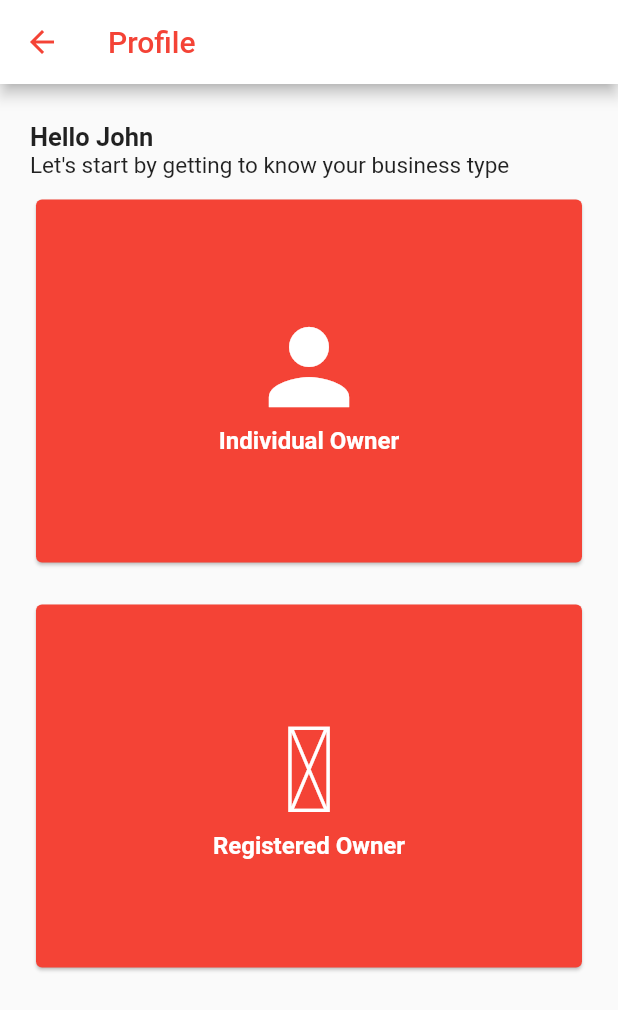
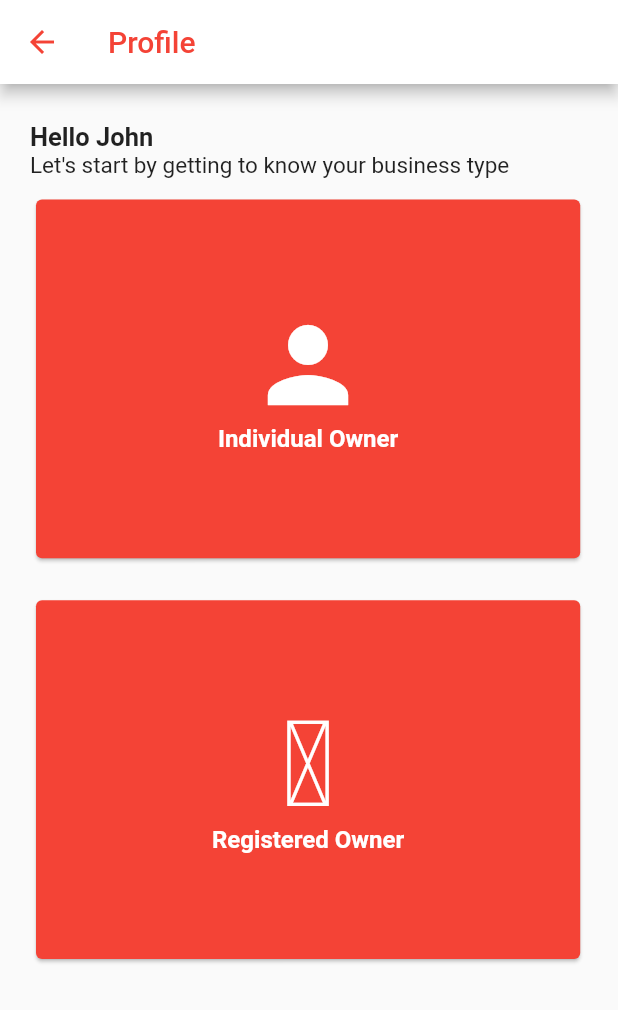
Before and after one commit to wampet/CHAPCHAP-KYC-frontend, a Flutter app: the screen it shows after launch, on a phone screen of 412 x 824 dp. Shown: the top 1010 px of the screen. Run offline on Flutter 3.47's test engine with Material 2 defaults, Android fonts, the phone set to English and light mode, and no system bars; our stand-ins replace dotted_border, material_design_icons_flutter, sizer.

Commit message:
add sizer widget

```diff
--- a/lib/pages/select_user.dart
+++ b/lib/pages/select_user.dart
@@ -1,6 +1,7 @@
 import 'dart:ui';
 import 'package:chapchap_kyc_frontend/kyc_icons_icons.dart';
 import 'package:flutter/material.dart';
+import 'package:sizer/sizer.dart';
 
 class SelectUser extends StatelessWidget {
   const SelectUser({Key? key}) : super(key: key);
@@ -8,6 +9,7 @@ class SelectUser extends StatelessWidget {
   final String text = 'Hello, Let\'s start by getting to know your business ';
   @override
   Widget build(BuildContext context) {
+    return Sizer(builder: (context, orientation, deviceType) {
       return Scaffold(
           appBar: AppBar(
             title: const Text(
@@ -22,6 +24,8 @@ class SelectUser extends StatelessWidget {
             backgroundColor: Colors.white,
           ),
           body: Container(
+              width: 90.w,
+              height: 80.h,
               margin :const EdgeInsets.fromLTRB(20.0, 25.0, 20.0, 25.0),
               child: Column(
                 crossAxisAlignment:CrossAxisAlignment.stretch,
@@ -42,8 +46,8 @@ class SelectUser extends StatelessWidget {
 
                   Container(
                     margin: const EdgeInsets.fromLTRB(0,10,0,10),
-                  height: 250,
-                  width: 250,
+                    height: 30.h,
+                    width: 30.w,
                     child: Card(
                       color: Colors.red,
                       child: InkWell(
@@ -63,7 +67,10 @@ class SelectUser extends StatelessWidget {
                               ),
                               Text(
                                 'Individual Owner',
-                              style: TextStyle(color: Colors.white, fontWeight:FontWeight.bold,fontSize:16),
+                                style: TextStyle(
+                                    color: Colors.white,
+                                    fontWeight: FontWeight.bold,
+                                    fontSize:16),
                               ),
                             ],
                           )),
@@ -71,8 +78,8 @@ class SelectUser extends StatelessWidget {
                   ),
                   Container(
                     margin: const EdgeInsets.fromLTRB(0,10,0,10),
-                  height: 250,
-                  width: 250,
+                    height: 30.h,
+                    width: 30.w,
                     child: Card(
                         color: Colors.red,
                         child: InkWell(
@@ -89,7 +96,10 @@ class SelectUser extends StatelessWidget {
                               ),
                               Text(
                                 'Registered Owner',
-                              style: TextStyle(color: Colors.white,fontWeight:FontWeight.bold,fontSize:16),
+                                style: TextStyle(
+                                    color: Colors.white,
+                                    fontWeight: FontWeight.bold,
+                                    fontSize: 16),
                               ),
                             ],
                           ),
@@ -97,5 +107,6 @@ class SelectUser extends StatelessWidget {
                   ),
                 ],
               )));
+    });
   }
 }
--- a/pubspec.yaml
+++ b/pubspec.yaml
@@ -30,6 +30,7 @@ dependencies:
   flutter:
     sdk: flutter
   material_design_icons_flutter: ^5.0.6295
+  sizer: ^2.0.15
 
   # The following adds the Cupertino Icons font to your application.
   # Use with the CupertinoIcons class for iOS style icons.
```
Also changed, not shown: pubspec.lock. Lines whose indentation alone changed are shown as unchanged.
